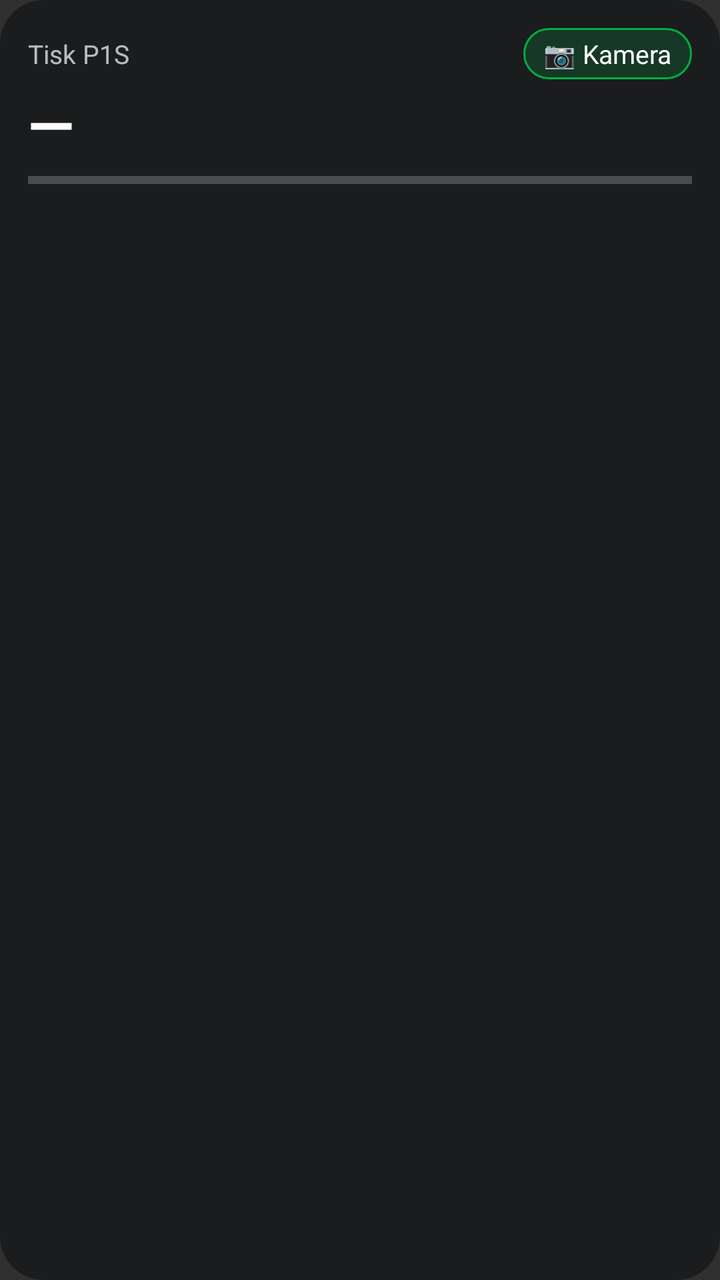
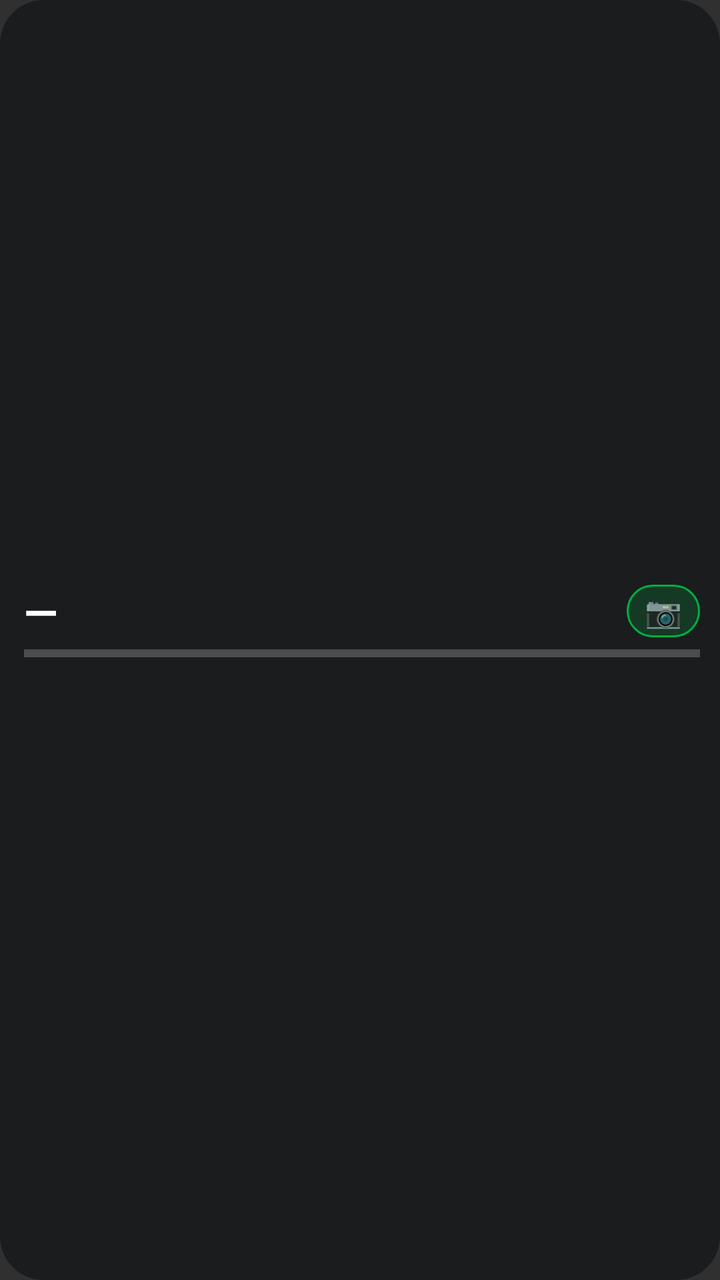

Compare the two renders of this Android layout. The source of the first and the diff that turns it into the second are given below.
<!-- AndroidManifest.xml: application theme android:Theme.Material -->
<!-- res/layout/widget.xml -->
<?xml version="1.0" encoding="utf-8"?>
<LinearLayout xmlns:android="http://schemas.android.com/apk/res/android"
    android:id="@+id/w_root"
    android:layout_width="match_parent"
    android:layout_height="match_parent"
    android:background="@drawable/widget_bg"
    android:orientation="vertical"
    android:padding="14dp">

    <LinearLayout
        android:layout_width="match_parent"
        android:layout_height="wrap_content"
        android:gravity="center_vertical"
        android:orientation="horizontal">

        <TextView
            android:id="@+id/w_name"
            android:layout_width="0dp"
            android:layout_height="wrap_content"
            android:layout_weight="1"
            android:ellipsize="end"
            android:maxLines="1"
            android:text="Tisk P1S"
            android:textColor="#B3FFFFFF"
            android:textSize="13sp" />

        <TextView
            android:id="@+id/w_cam"
            android:layout_width="wrap_content"
            android:layout_height="wrap_content"
            android:background="@drawable/btn_bg"
            android:paddingStart="10dp"
            android:paddingTop="4dp"
            android:paddingEnd="10dp"
            android:paddingBottom="4dp"
            android:text="📷 Kamera"
            android:textColor="#FFFFFF"
            android:textSize="13sp" />
    </LinearLayout>

    <TextView
        android:id="@+id/w_time"
        android:layout_width="match_parent"
        android:layout_height="wrap_content"
        android:layout_marginTop="2dp"
        android:maxLines="1"
        android:text="—"
        android:textColor="#FFFFFF"
        android:textSize="30sp"
        android:textStyle="bold" />

    <ProgressBar
        android:id="@+id/w_progress"
        style="@android:style/Widget.Material.ProgressBar.Horizontal"
        android:layout_width="match_parent"
        android:layout_height="8dp"
        android:layout_marginTop="4dp"
        android:max="100"
        android:progress="0"
        android:progressTint="#00AE42" />

    <TextView
        android:id="@+id/w_info"
        android:layout_width="match_parent"
        android:layout_height="wrap_content"
        android:layout_marginTop="6dp"
        android:maxLines="1"
        android:textColor="#FFFFFF"
        android:textSize="14sp" />

    <TextView
        android:id="@+id/w_sub"
        android:layout_width="match_parent"
        android:layout_height="wrap_content"
        android:layout_marginTop="2dp"
        android:ellipsize="end"
        android:maxLines="1"
        android:textColor="#99FFFFFF"
        android:textSize="12sp" />
</LinearLayout>
<!-- resources referenced by this layout -->
<resources>
  <!-- drawable btn_bg (drawable) -->
  <?xml version="1.0" encoding="utf-8"?>
  <shape xmlns:android="http://schemas.android.com/apk/res/android" android:shape="rectangle">
      <solid android:color="#3300AE42" />
      <stroke android:width="1dp" android:color="#00AE42" />
      <corners android:radius="14dp" />
  </shape>
  <!-- drawable widget_bg (drawable) -->
  <?xml version="1.0" encoding="utf-8"?>
  <shape xmlns:android="http://schemas.android.com/apk/res/android" android:shape="rectangle">
      <solid android:color="#E6181A1C" />
      <corners android:radius="22dp" />
  </shape>
</resources>

<!-- the commit's change to res/layout/widget.xml (unified diff, before → after) -->
@@ -4,8 +4,12 @@
     android:layout_width="match_parent"
     android:layout_height="match_parent"
     android:background="@drawable/widget_bg"
+    android:gravity="center_vertical"
     android:orientation="vertical"
-    android:padding="14dp">
+    android:paddingStart="12dp"
+    android:paddingTop="8dp"
+    android:paddingEnd="10dp"
+    android:paddingBottom="8dp">
 
     <LinearLayout
         android:layout_width="match_parent"
@@ -14,46 +18,47 @@
         android:orientation="horizontal">
 
         <TextView
-            android:id="@+id/w_name"
+            android:id="@+id/w_time"
+            android:layout_width="wrap_content"
+            android:layout_height="wrap_content"
+            android:maxLines="1"
+            android:text="—"
+            android:textColor="#FFFFFF"
+            android:textSize="22sp"
+            android:textStyle="bold" />
+
+        <TextView
+            android:id="@+id/w_pct"
+            android:layout_width="wrap_content"
+            android:layout_height="wrap_content"
+            android:layout_marginStart="8dp"
+            android:maxLines="1"
+            android:textColor="#CCFFFFFF"
+            android:textSize="15sp" />
+
+        <View
             android:layout_width="0dp"
-            android:layout_height="wrap_content"
-            android:layout_weight="1"
-            android:ellipsize="end"
-            android:maxLines="1"
-            android:text="Tisk P1S"
-            android:textColor="#B3FFFFFF"
-            android:textSize="13sp" />
+            android:layout_height="1dp"
+            android:layout_weight="1" />
 
         <TextView
             android:id="@+id/w_cam"
             android:layout_width="wrap_content"
             android:layout_height="wrap_content"
             android:background="@drawable/btn_bg"
-            android:paddingStart="10dp"
-            android:paddingTop="4dp"
-            android:paddingEnd="10dp"
-            android:paddingBottom="4dp"
-            android:text="📷 Kamera"
-            android:textColor="#FFFFFF"
-            android:textSize="13sp" />
+            android:paddingStart="9dp"
+            android:paddingTop="3dp"
+            android:paddingEnd="9dp"
+            android:paddingBottom="3dp"
+            android:text="📷"
+            android:textSize="15sp" />
     </LinearLayout>
-
-    <TextView
-        android:id="@+id/w_time"
-        android:layout_width="match_parent"
-        android:layout_height="wrap_content"
-        android:layout_marginTop="2dp"
-        android:maxLines="1"
-        android:text="—"
-        android:textColor="#FFFFFF"
-        android:textSize="30sp"
-        android:textStyle="bold" />
 
     <ProgressBar
         android:id="@+id/w_progress"
         style="@android:style/Widget.Material.ProgressBar.Horizontal"
         android:layout_width="match_parent"
-        android:layout_height="8dp"
+        android:layout_height="5dp"
         android:layout_marginTop="4dp"
         android:max="100"
         android:progress="0"
@@ -63,18 +68,9 @@
         android:id="@+id/w_info"
         android:layout_width="match_parent"
         android:layout_height="wrap_content"
-        android:layout_marginTop="6dp"
-        android:maxLines="1"
-        android:textColor="#FFFFFF"
-        android:textSize="14sp" />
-
-    <TextView
-        android:id="@+id/w_sub"
-        android:layout_width="match_parent"
-        android:layout_height="wrap_content"
-        android:layout_marginTop="2dp"
+        android:layout_marginTop="3dp"
         android:ellipsize="end"
         android:maxLines="1"
-        android:textColor="#99FFFFFF"
+        android:textColor="#B3FFFFFF"
         android:textSize="12sp" />
 </LinearLayout>
